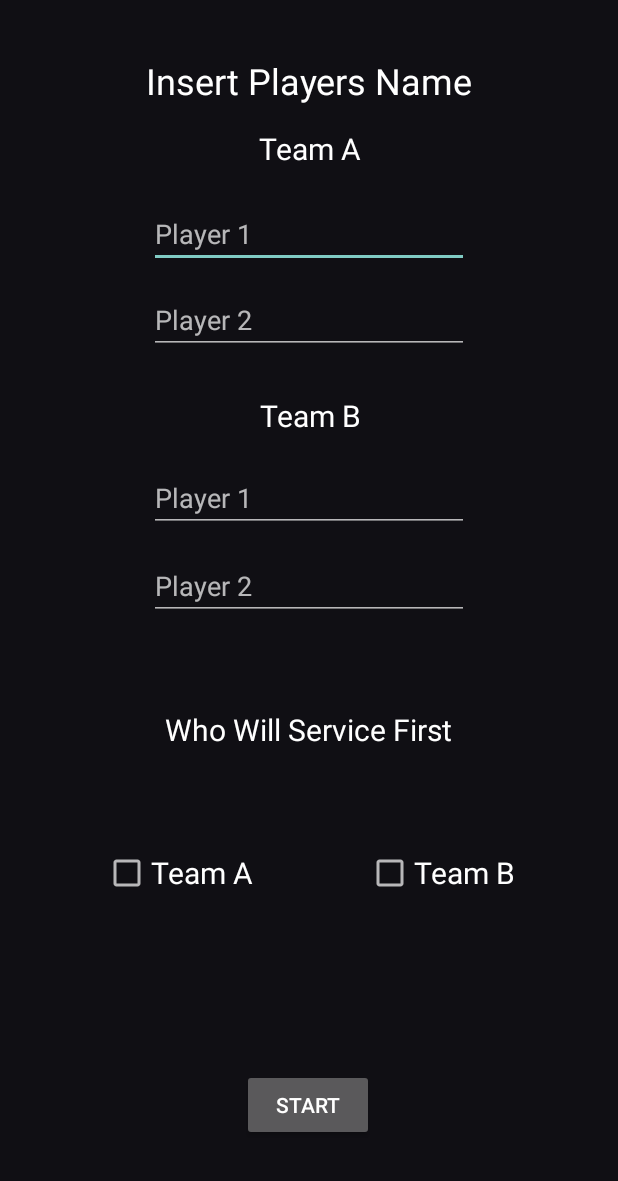
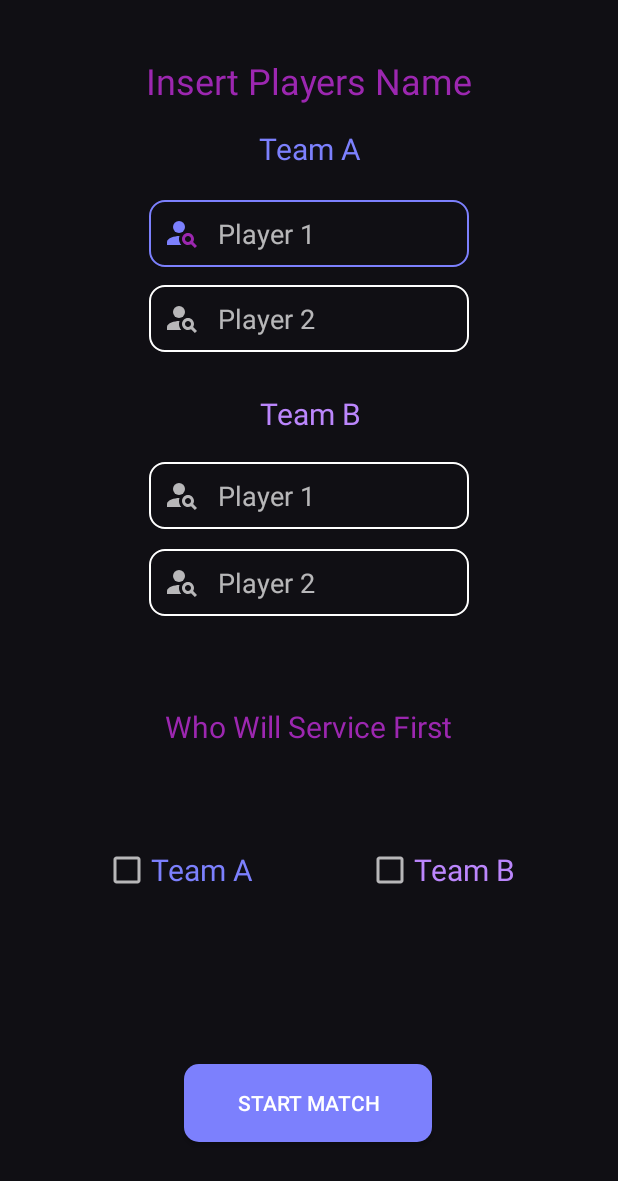
Before and after one commit to ChayonRoy/Badminton_Tab, an Android app: the DoublesFormActivity screen opened directly, with no data from a screen before it, on a phone screen of 412 x 824 dp. Shown: the top 1181 px of the screen. Run offline under Robolectric (Android 15) with nearby library versions, the phone set to English and light mode, and no system bars.

Commit message:
4th commit.

```diff
--- a/app/build.gradle
+++ b/app/build.gradle
@@ -6,7 +6,7 @@ android {
     compileSdk 31
 
     defaultConfig {
-        applicationId "com.chayonroy.test"
+        applicationId "com.chayonroy.BadmintonTab"
         minSdk 21
         targetSdk 30
         versionCode 1
--- a/app/src/main/java/com/chayonroy/test/MainActivity.java
+++ b/app/src/main/java/com/chayonroy/BadmintonTab/MainActivity.java
@@ -1,14 +1,11 @@
-package com.chayonroy.test;
+package com.chayonroy.BadmintonTab;
 
 import androidx.appcompat.app.AppCompatActivity;
-import androidx.cardview.widget.CardView;
 
 import android.content.Intent;
-import android.graphics.Color;
 import android.os.Bundle;
 import android.view.View;
 import android.widget.Button;
-import android.widget.TextView;
 
 
 public class MainActivity extends AppCompatActivity {
--- /dev/null
+++ b/app/src/main/res/drawable/btn_bg_new.xml
@@ -0,0 +1,20 @@
+<?xml version="1.0" encoding="utf-8"?>
+<selector xmlns:android="http://schemas.android.com/apk/res/android">
+    <item android:state_pressed="true" android:state_focused="true">
+        <shape xmlns:android="http://schemas.android.com/apk/res/android" android:shape="rectangle">
+            <solid android:color="@color/main_back"></solid>
+            <corners android:radius="10dp"></corners>
+
+
+        </shape>
+    </item>
+    <item android:state_enabled="false" >
+        <shape xmlns:android="http://schemas.android.com/apk/res/android" android:shape="rectangle">
+            <solid android:color="@color/home_text"></solid>
+            <corners android:radius="10dp"></corners>
+
+
+        </shape>
+    </item>
+
+</selector>
--- /dev/null
+++ b/app/src/main/res/drawable/edit_text_bg.xml
@@ -0,0 +1,9 @@
+<?xml version="1.0" encoding="utf-8"?>
+<selector xmlns:android="http://schemas.android.com/apk/res/android">
+    <item android:state_focused="true"
+        android:drawable="@drawable/ic_person_focused" />
+
+    <item android:state_focused="false"
+        android:drawable="@drawable/ic_person"/>
+
+</selector>
--- /dev/null
+++ b/app/src/main/res/drawable/edit_text_bordar.xml
@@ -0,0 +1,19 @@
+<?xml version="1.0" encoding="utf-8"?>
+<selector xmlns:android="http://schemas.android.com/apk/res/android">
+    <item android:state_enabled="true" android:state_focused="true">
+        <shape android:shape="rectangle" >
+            <solid android:color="@color/home_bg"/>
+            <corners android:radius="10dp"/>
+            <stroke android:color="@color/home_text" android:width="1dp"/>
+        </shape>
+    </item>
+    <item android:state_enabled="true" >
+        <shape android:shape="rectangle" >
+            <solid android:color="@color/home_bg"/>
+            <corners android:radius="10dp"/>
+            <stroke android:color="@color/white" android:width="1dp"/>
+        </shape>
+    </item>
+
+
+</selector>
--- /dev/null
+++ b/app/src/main/res/drawable/ic_person.xml
@@ -0,0 +1,16 @@
+<vector xmlns:android="http://schemas.android.com/apk/res/android"
+    android:width="24dp"
+    android:height="24dp"
+    android:viewportWidth="24"
+    android:viewportHeight="24"
+    android:tint="?attr/colorControlNormal">
+  <path
+      android:fillColor="@android:color/white"
+      android:pathData="M10,8m-4,0a4,4 0,1 1,8 0a4,4 0,1 1,-8 0"/>
+  <path
+      android:fillColor="@android:color/white"
+      android:pathData="M10.35,14.01C7.62,13.91 2,15.27 2,18v2h9.54C9.07,17.24 10.31,14.11 10.35,14.01z"/>
+  <path
+      android:fillColor="@android:color/white"
+      android:pathData="M19.43,18.02C19.79,17.43 20,16.74 20,16c0,-2.21 -1.79,-4 -4,-4s-4,1.79 -4,4c0,2.21 1.79,4 4,4c0.74,0 1.43,-0.22 2.02,-0.57L20.59,22L22,20.59L19.43,18.02zM16,18c-1.1,0 -2,-0.9 -2,-2c0,-1.1 0.9,-2 2,-2s2,0.9 2,2C18,17.1 17.1,18 16,18z"/>
+</vector>
--- /dev/null
+++ b/app/src/main/res/drawable/ic_person_focused.xml
@@ -0,0 +1,15 @@
+<vector xmlns:android="http://schemas.android.com/apk/res/android"
+    android:width="24dp"
+    android:height="24dp"
+    android:viewportWidth="24"
+    android:viewportHeight="24">
+  <path
+      android:fillColor="@color/home_text"
+      android:pathData="M10,8m-4,0a4,4 0,1 1,8 0a4,4 0,1 1,-8 0"/>
+  <path
+      android:fillColor="@color/home_text"
+      android:pathData="M10.35,14.01C7.62,13.91 2,15.27 2,18v2h9.54C9.07,17.24 10.31,14.11 10.35,14.01z"/>
+  <path
+      android:fillColor="@color/main_back"
+      android:pathData="M19.43,18.02C19.79,17.43 20,16.74 20,16c0,-2.21 -1.79,-4 -4,-4s-4,1.79 -4,4c0,2.21 1.79,4 4,4c0.74,0 1.43,-0.22 2.02,-0.57L20.59,22L22,20.59L19.43,18.02zM16,18c-1.1,0 -2,-0.9 -2,-2c0,-1.1 0.9,-2 2,-2s2,0.9 2,2C18,17.1 17.1,18 16,18z"/>
+</vector>
--- a/app/src/main/res/layout/activity_doubles_form.xml
+++ b/app/src/main/res/layout/activity_doubles_form.xml
@@ -12,7 +12,7 @@
         android:layout_width="wrap_content"
         android:layout_height="wrap_content"
         android:text="@string/input_Name"
-        android:textColor="#FFFFFF"
+        android:textColor="@color/main_back"
         android:textSize="24sp"
         app:layout_constraintBottom_toBottomOf="parent"
         app:layout_constraintEnd_toEndOf="parent"
@@ -26,7 +26,7 @@
         android:layout_width="wrap_content"
         android:layout_height="wrap_content"
         android:text="Team A"
-        android:textColor="#FFFFFF"
+        android:textColor="@color/home_text"
         android:textSize="20sp"
         app:layout_constraintBottom_toBottomOf="parent"
         app:layout_constraintEnd_toEndOf="parent"
@@ -39,9 +39,13 @@
         android:id="@+id/aplayer1"
         android:layout_width="wrap_content"
         android:layout_height="wrap_content"
+        android:background="@drawable/edit_text_bordar"
+        android:drawableStart="@drawable/edit_text_bg"
+        android:drawablePadding="12dp"
         android:ems="10"
         android:hint="Player 1"
         android:inputType="textPersonName"
+        android:padding="10dp"
         app:layout_constraintBottom_toBottomOf="parent"
         app:layout_constraintEnd_toEndOf="parent"
         app:layout_constraintStart_toStartOf="parent"
@@ -53,6 +57,10 @@
         android:layout_width="wrap_content"
         android:layout_height="wrap_content"
         android:ems="10"
+        android:background="@drawable/edit_text_bordar"
+        android:drawableStart="@drawable/edit_text_bg"
+        android:drawablePadding="12dp"
+        android:padding="10dp"
         android:hint="Player 2"
         android:inputType="textPersonName"
         app:layout_constraintBottom_toBottomOf="parent"
@@ -66,7 +74,7 @@
         android:layout_width="wrap_content"
         android:layout_height="wrap_content"
         android:text="Team B"
-        android:textColor="#FFFFFF"
+        android:textColor="@color/purple_200"
         android:textSize="20sp"
         app:layout_constraintBottom_toBottomOf="parent"
         app:layout_constraintEnd_toEndOf="parent"
@@ -79,6 +87,10 @@
         android:id="@+id/bplayer1"
         android:layout_width="wrap_content"
         android:layout_height="wrap_content"
+        android:background="@drawable/edit_text_bordar"
+        android:drawableStart="@drawable/edit_text_bg"
+        android:drawablePadding="12dp"
+        android:padding="10dp"
         android:ems="10"
         android:hint="Player 1"
         android:inputType="textPersonName"
@@ -92,6 +104,10 @@
         android:id="@+id/bplayer2"
         android:layout_width="wrap_content"
         android:layout_height="wrap_content"
+        android:background="@drawable/edit_text_bordar"
+        android:drawableStart="@drawable/edit_text_bg"
+        android:drawablePadding="12dp"
+        android:padding="10dp"
         android:ems="10"
         android:hint="Player 2"
         android:inputType="textPersonName"
@@ -106,7 +122,7 @@
         android:layout_width="wrap_content"
         android:layout_height="wrap_content"
         android:text="@string/service_1st"
-        android:textColor="#FFFFFF"
+        android:textColor="@color/main_back"
         android:textSize="20sp"
         app:layout_constraintBottom_toBottomOf="parent"
         app:layout_constraintEnd_toEndOf="parent"
@@ -119,6 +135,7 @@
         android:layout_width="wrap_content"
         android:layout_height="wrap_content"
         android:text="Team A"
+        android:textColor="@color/home_text"
         android:textSize="20sp"
         app:layout_constraintBottom_toBottomOf="parent"
         app:layout_constraintEnd_toEndOf="parent"
@@ -129,9 +146,10 @@
 
     <Button
         android:id="@+id/StartMatch"
-        android:layout_width="wrap_content"
-        android:layout_height="wrap_content"
-        android:text="Start"
+        android:layout_width="165dp"
+        android:layout_height="52dp"
+        android:background="@drawable/btn_bg_new"
+        android:text="Start Match"
         app:layout_constraintBottom_toBottomOf="parent"
         app:layout_constraintEnd_toEndOf="parent"
         app:layout_constraintHorizontal_bias="0.498"
@@ -144,7 +162,7 @@
         android:layout_width="wrap_content"
         android:layout_height="wrap_content"
         android:text="Team B"
-        android:textColor="#FFFFFF"
+        android:textColor="@color/purple_200"
         android:textSize="20sp"
         app:layout_constraintBottom_toBottomOf="parent"
         app:layout_constraintEnd_toEndOf="parent"
--- a/app/src/main/res/layout/activity_main.xml
+++ b/app/src/main/res/layout/activity_main.xml
@@ -39,7 +39,7 @@
         android:id="@+id/Singles"
         android:layout_width="214dp"
         android:layout_height="58dp"
-        android:background="@drawable/home_btn_bg"
+        android:background="@drawable/btn_bg_new"
         android:text="Singles Match"
         app:layout_constraintBottom_toTopOf="@+id/Dounles"
         app:layout_constraintEnd_toEndOf="parent"
```
Also changed, not shown: app/src/main/AndroidManifest.xml (+4 -4 lines), app/src/main/java/com/chayonroy/BadmintonTab/DoublesActivity.java (renamed from app/src/main/java/com/chayonroy/test/DoublesActivity.java, +48 -27 lines), app/src/main/java/com/chayonroy/BadmintonTab/DoublesFormActivity.java (renamed from app/src/main/java/com/chayonroy/test/DoublesFormActivity.java, +7 -1 lines), app/src/main/res/drawable/ic_baseline_person_24.xml (added, +9 -0 lines), 4 other files.
